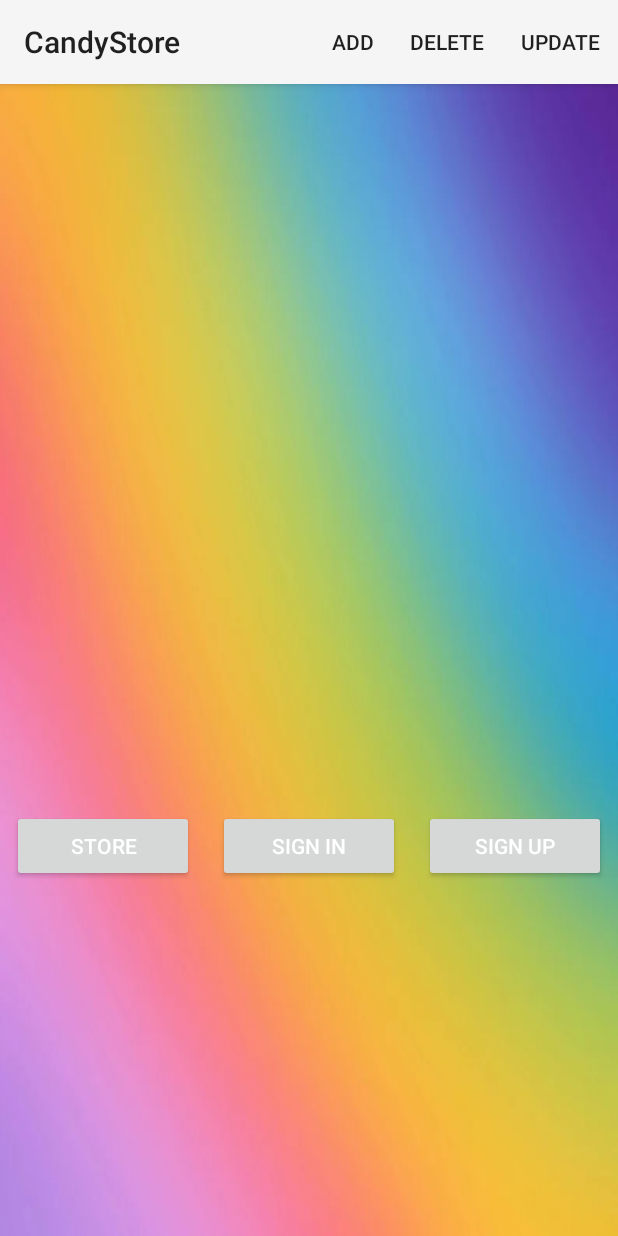
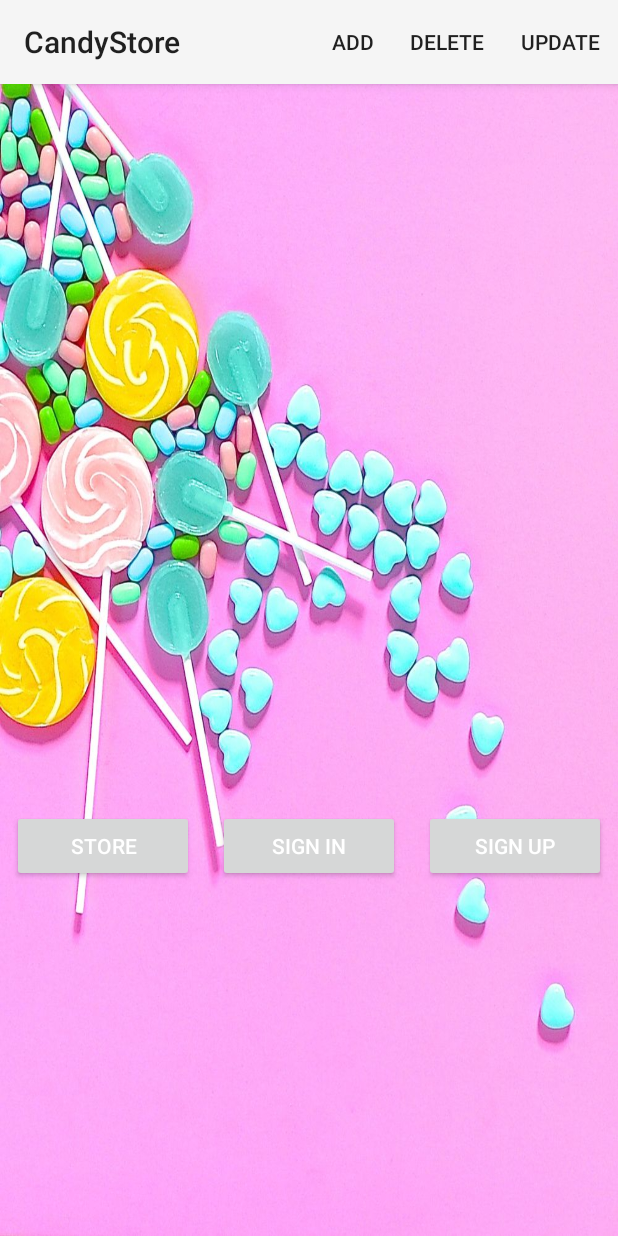
Before and after one commit to Gizzel-Ruiz/CandyStore, an Android app: the screen it shows after launch (MainActivity), on a phone screen of 412 x 824 dp. Run offline under Robolectric (Android 15) with nearby library versions, the phone set to English and light mode, and no system bars; our stand-ins replace navigation-ui.

Commit message:
image update

```diff
--- a/app/src/main/res/layout/activity_main.xml
+++ b/app/src/main/res/layout/activity_main.xml
@@ -5,7 +5,7 @@
     xmlns:tools="http://schemas.android.com/tools"
     android:layout_width="match_parent"
     android:layout_height="match_parent"
-    android:background="@drawable/candyshoppebkg"
+    android:background="@drawable/candyshoppepic"
     tools:context=".MainActivity">
 
     <com.google.android.material.appbar.AppBarLayout
```
Also changed, not shown: app/src/main/res/drawable/candyshoppepic.jpeg (added).
